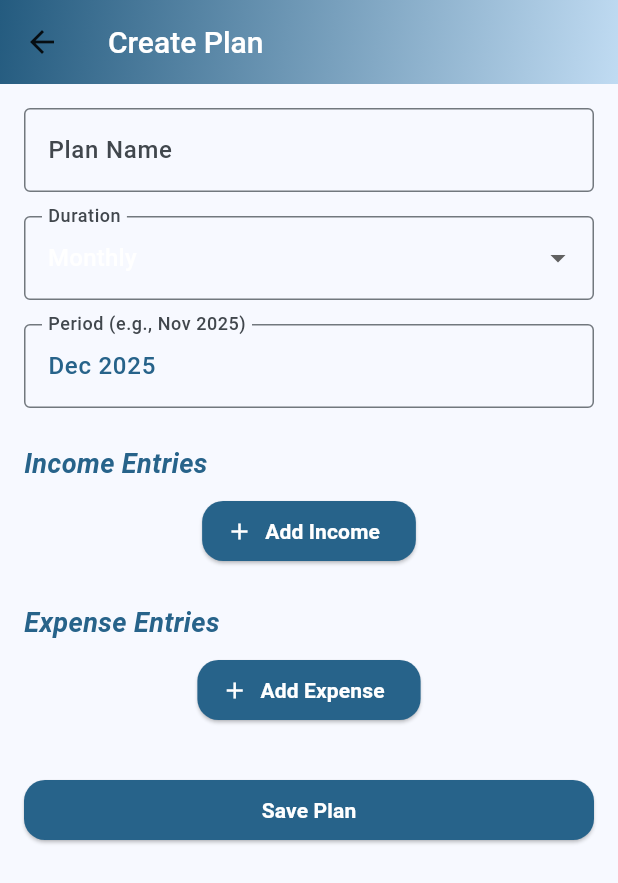
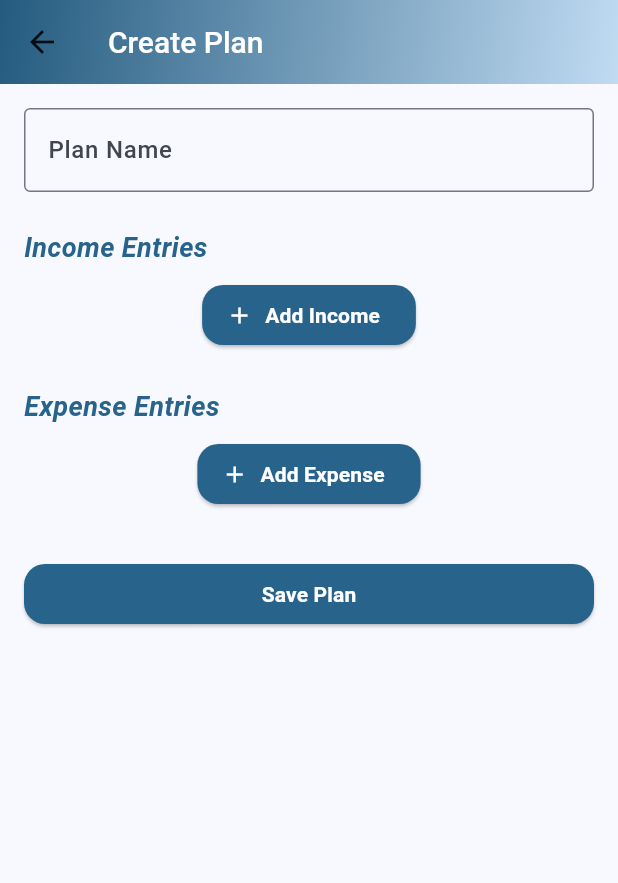
Before and after one commit to sachinkhg/all_tracker, a Flutter app: the PlanListPageView screen opened directly, after a tap on "Create Plan", on a phone screen of 412 x 824 dp. Shown: the top 883 px of the screen. Run offline on Flutter 3.47's test engine with Material 3 defaults, Android fonts, the phone set to English and light mode, and no system bars; our stand-ins replace device_info_plus, equatable, flutter_animate, flutter_bloc, flutter_secure_storage, get_it and 9 more; missing offline and left inert: cryptography, excel, file_selector; accounts and stored records are empty.

Commit message:
minor enahancement 2 in investment planner

```diff
--- a/lib/utilities/investment_planner/presentation/bloc/investment_plan_cubit.dart
+++ b/lib/utilities/investment_planner/presentation/bloc/investment_plan_cubit.dart
@@ -53,8 +53,6 @@ class InvestmentPlanCubit extends Cubit<InvestmentPlanState> {
 
   Future<InvestmentPlan?> savePlan({
     required String name,
-    required String duration,
-    required String period,
     required List<IncomeEntry> incomeEntries,
     required List<ExpenseEntry> expenseEntries,
     String? planId,
@@ -66,13 +64,17 @@ class InvestmentPlanCubit extends Cubit<InvestmentPlanState> {
         expenseEntries,
       );
 
-      // Preserve existing status when updating, default to draft for new plans
+      // Preserve existing status, duration, and period when updating, default to draft for new plans
       PlanStatus status = PlanStatus.draft;
+      String duration = 'Monthly'; // Default value
+      String period = ''; // Default empty value
       DateTime? originalCreatedAt;
       if (planId != null) {
         final existingPlan = await getPlanById(planId);
         if (existingPlan != null) {
           status = existingPlan.status;
+          duration = existingPlan.duration;
+          period = existingPlan.period;
           originalCreatedAt = existingPlan.createdAt;
         }
       }
--- a/lib/utilities/investment_planner/presentation/pages/plan_create_edit_page.dart
+++ b/lib/utilities/investment_planner/presentation/pages/plan_create_edit_page.dart
@@ -3,7 +3,6 @@ import 'package:flutter_bloc/flutter_bloc.dart';
 import 'package:intl/intl.dart';
 import '../../../../core/design_tokens.dart';
 import '../../core/injection.dart';
-import '../../core/constants.dart';
 import '../bloc/investment_plan_cubit.dart';
 import '../bloc/income_category_cubit.dart';
 import '../bloc/income_category_state.dart';
@@ -52,8 +51,6 @@ class _PlanCreateEditPageView extends StatefulWidget {
 class _PlanCreateEditPageState extends State<_PlanCreateEditPageView> {
   final _formKey = GlobalKey<FormState>();
   late String _name;
-  late String _duration;
-  late String _period;
   final List<IncomeEntry> _incomeEntries = [];
   final List<ExpenseEntry> _expenseEntries = [];
 
@@ -62,14 +59,10 @@ class _PlanCreateEditPageState extends State<_PlanCreateEditPageView> {
     super.initState();
     if (widget.plan != null) {
       _name = widget.plan!.name;
-      _duration = widget.plan!.duration;
-      _period = widget.plan!.period;
       _incomeEntries.addAll(widget.plan!.incomeEntries);
       _expenseEntries.addAll(widget.plan!.expenseEntries);
     } else {
       _name = '';
-      _duration = durationOptions[0];
-      _period = DateFormat('MMM yyyy').format(DateTime.now());
     }
   }
 
@@ -114,23 +107,6 @@ class _PlanCreateEditPageState extends State<_PlanCreateEditPageView> {
                       value?.isEmpty ?? true ? 'Please enter a name' : null,
                   onSaved: (value) => _name = value ?? '',
                 ),
-                const SizedBox(height: 16),
-                DropdownButtonFormField<String>(
-                  value: _duration,
-                  decoration: const InputDecoration(labelText: 'Duration'),
-                  items: durationOptions
-                      .map((d) => DropdownMenuItem(value: d, child: Text(d)))
-                      .toList(),
-                  onChanged: (value) => setState(() => _duration = value!),
-                ),
-                const SizedBox(height: 16),
-                TextFormField(
-                  initialValue: _period,
-                  decoration: const InputDecoration(labelText: 'Period (e.g., Nov 2025)'),
-                  validator: (value) =>
-                      value?.isEmpty ?? true ? 'Please enter a period' : null,
-                  onSaved: (value) => _period = value ?? '',
-                ),
                 const SizedBox(height: 24),
                 const Text('Income Entries', style: TextStyle(fontSize: 18, fontWeight: FontWeight.bold)),
                 const SizedBox(height: 8),
@@ -166,8 +142,6 @@ class _PlanCreateEditPageState extends State<_PlanCreateEditPageView> {
       _formKey.currentState!.save();
       final savedPlan = await context.read<InvestmentPlanCubit>().savePlan(
             name: _name,
-            duration: _duration,
-            period: _period,
             incomeEntries: _incomeEntries,
             expenseEntries: _expenseEntries,
             planId: widget.plan?.id,
```
